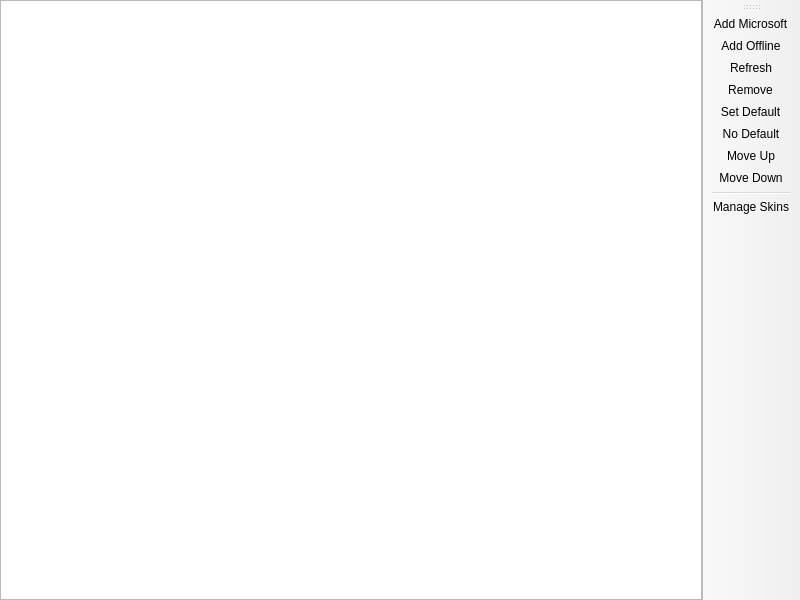
Above: launcher/ui/pages/global/AccountListPage.ui from PrismLauncher/PrismLauncher before the change. Below: the same form after it.
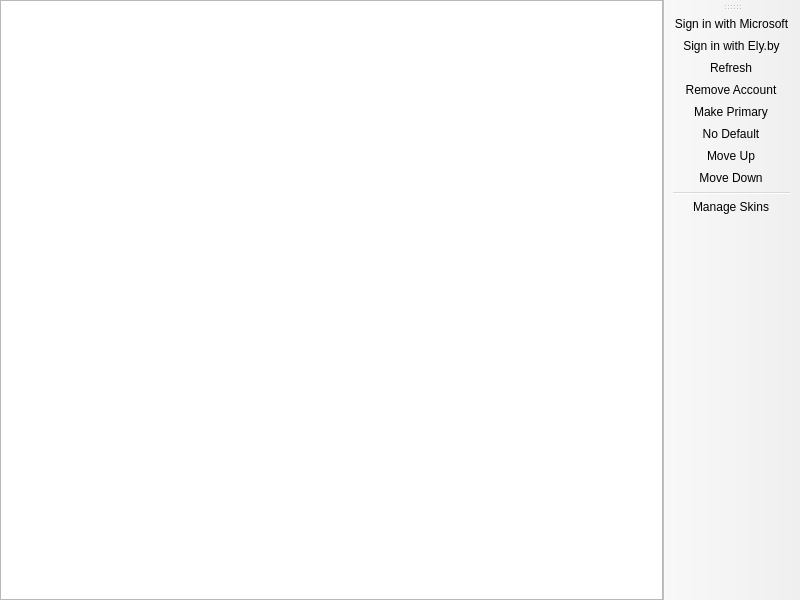
That is the form after the change. Custom widgets are drawn as their Qt base class.

Commit message: feat(auth): support Microsoft and Ely.by accounts only

Diff of the .ui file:
```diff
--- a/launcher/ui/pages/global/AccountListPage.ui
+++ b/launcher/ui/pages/global/AccountListPage.ui
@@ -53,7 +53,7 @@
     <bool>false</bool>
    </attribute>
    <addaction name="actionAddMicrosoft"/>
-   <addaction name="actionAddOffline"/>
+   <addaction name="actionAddEly"/>
    <addaction name="actionRefresh"/>
    <addaction name="actionRemove"/>
    <addaction name="actionSetDefault"/>
@@ -65,7 +65,7 @@
   </widget>
   <action name="actionSetDefault">
    <property name="text">
-    <string>&amp;Set Default</string>
+    <string>&amp;Make Primary</string>
    </property>
   </action>
   <action name="actionNoDefault">
@@ -86,12 +86,18 @@
   </action>
   <action name="actionAddMicrosoft">
    <property name="text">
-    <string>&amp;Add Microsoft</string>
+    <string>Sign in with &amp;Microsoft</string>
+   </property>
+   <property name="toolTip">
+    <string>Add an official Microsoft Minecraft account using browser OAuth</string>
    </property>
   </action>
-  <action name="actionAddOffline">
+  <action name="actionAddEly">
    <property name="text">
-    <string>Add &amp;Offline</string>
+    <string>Sign in with &amp;Ely.by</string>
+   </property>
+   <property name="toolTip">
+    <string>Add an Ely.by account using browser OAuth</string>
    </property>
   </action>
   <action name="actionRefresh">
@@ -104,7 +110,7 @@
   </action>
   <action name="actionRemove">
    <property name="text">
-    <string>Remo&amp;ve</string>
+    <string>Remo&amp;ve Account</string>
    </property>
   </action>
   <action name="actionMoveUp">
```
The commit also changes 45 other files.
